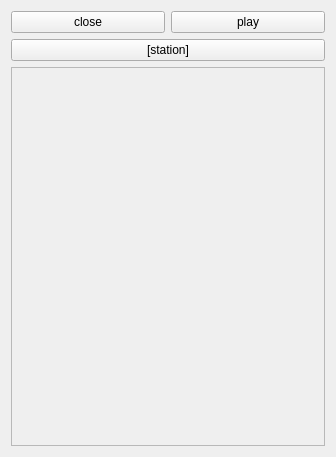
First picture: the form in qt/player_page.ui, repository sanami/qt-music-player, before the edit.
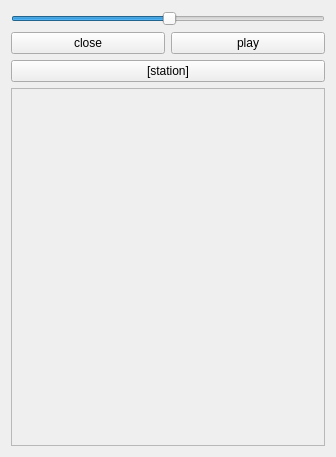
Second picture: the form after the edit.

Commit message: Options page. Web proxy control.

The edit to the form file:
```diff
--- a/qt/player_page.ui
+++ b/qt/player_page.ui
@@ -14,28 +14,28 @@
    <string>Player</string>
   </property>
   <layout class="QGridLayout" name="gridLayout">
-   <item row="0" column="0">
+   <item row="1" column="0">
     <widget class="QPushButton" name="pushButton_close">
      <property name="text">
       <string>close</string>
      </property>
     </widget>
    </item>
-   <item row="0" column="1">
+   <item row="1" column="1">
     <widget class="QPushButton" name="pushButton_play">
      <property name="text">
       <string>play</string>
      </property>
     </widget>
    </item>
-   <item row="1" column="0" colspan="2">
+   <item row="2" column="0" colspan="2">
     <widget class="QPushButton" name="station">
      <property name="text">
       <string>[station]</string>
      </property>
     </widget>
    </item>
-   <item row="2" column="0" colspan="2">
+   <item row="3" column="0" colspan="2">
     <widget class="QPlainTextEdit" name="messages">
      <property name="enabled">
       <bool>false</bool>
@@ -45,6 +45,16 @@
      </property>
     </widget>
    </item>
+   <item row="0" column="0" colspan="2">
+    <widget class="QSlider" name="volume">
+     <property name="value">
+      <number>50</number>
+     </property>
+     <property name="orientation">
+      <enum>Qt::Horizontal</enum>
+     </property>
+    </widget>
+   </item>
   </layout>
  </widget>
  <resources/>
```
The commit also changes 29 other files.
